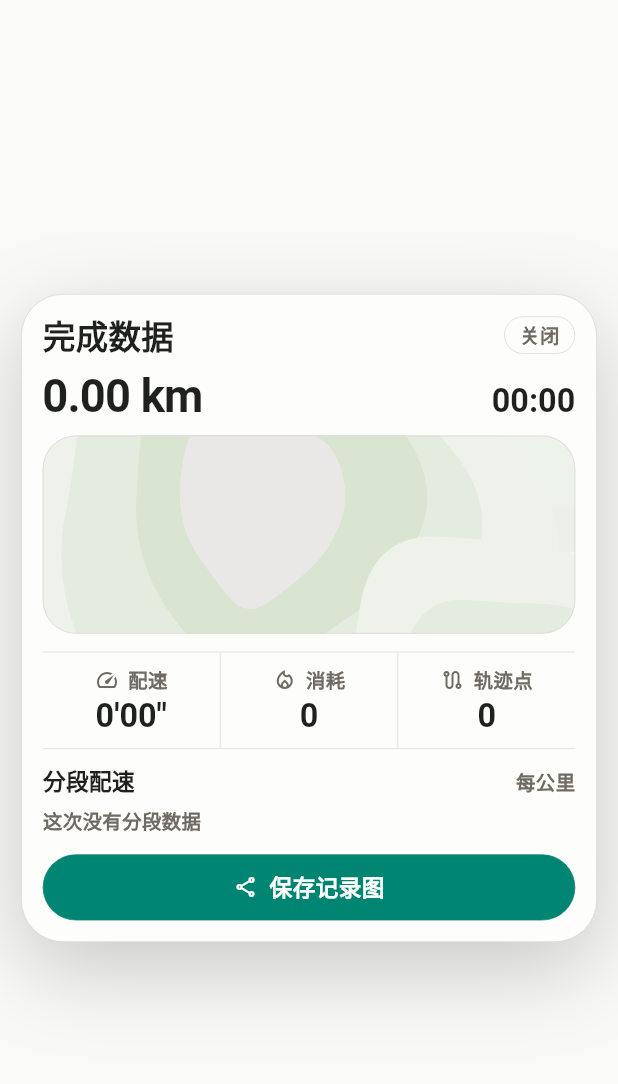
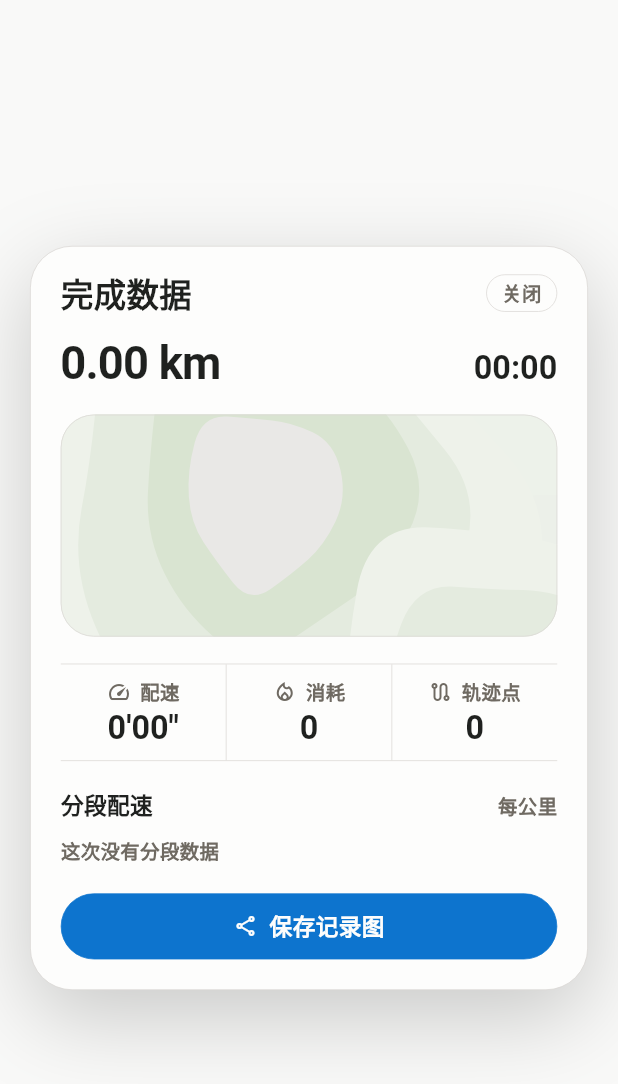
Before and after one commit to dangxinxing090-svg/daily-run, a Flutter app: the _ResultDialog widget shown alone on an empty page, opened directly with empty values, on a phone screen of 412 x 824 dp. Shown: the top 1084 px of the screen. Run offline on Flutter 3.47's test engine with Material 3 defaults, Android fonts, the phone set to English and light mode, and no system bars; our stand-ins replace audioplayers, geolocator, sqflite; missing offline and left inert: gal; accounts and stored records are empty.

Commit message:
改湖蓝主色并引入青瓷第二色，放宽页边距与弹层间距

```diff
--- a/app/lib/run_app.dart
+++ b/app/lib/run_app.dart
@@ -516,7 +516,7 @@ class _AppShellState extends State<AppShell> {
 /* ---------------- 色块地形页面骨架 ---------------- */
 
 const double _gap = 15;
-const double _pagePad = 14;
+const double _pagePad = 21;
 
 const List<String> _monthCn = [
   '一月',
@@ -680,6 +680,7 @@ class _StatCell extends StatelessWidget {
   final String value;
   final double? number;
   final String Function(double value)? format;
+  final int? tint;
 
   const _StatCell({
     required this.icon,
@@ -687,6 +688,7 @@ class _StatCell extends StatelessWidget {
     required this.value,
     this.number,
     this.format,
+    this.tint,
   });
 
   @override
@@ -698,7 +700,7 @@ class _StatCell extends StatelessWidget {
       child: Column(
         mainAxisAlignment: MainAxisAlignment.center,
         children: [
-          _iconLabel(icon, label),
+          _iconLabel(icon, label, color: tint ?? AppPalette.sand11),
           const SizedBox(height: 4),
           FittedBox(
             fit: BoxFit.scaleDown,
@@ -1356,6 +1358,7 @@ class _TodayPage extends StatelessWidget {
                       cells: [
                         _StatCell(
                           icon: Icons.check_circle_outline,
+                          tint: AppPalette.accent,
                           label: '连续',
                           value: '$streak 天',
                           number: streak.toDouble(),
@@ -1363,6 +1366,7 @@ class _TodayPage extends StatelessWidget {
                         ),
                         _StatCell(
                           icon: Icons.straighten,
+                          tint: AppPalette.perform,
                           label: '本月',
                           value: '${monthKm.toStringAsFixed(1)} km',
                           number: monthKm,
@@ -1370,6 +1374,7 @@ class _TodayPage extends StatelessWidget {
                         ),
                         _StatCell(
                           icon: Icons.calendar_month_outlined,
+                          tint: AppPalette.perform,
                           label: '打卡',
                           value: '$monthCount 次',
                           number: monthCount.toDouble(),
@@ -1836,7 +1841,7 @@ class _HistoryPage extends StatelessWidget {
     return Container(
       color: _c(AppPalette.sand2),
       child: SingleChildScrollView(
-        padding: const EdgeInsets.fromLTRB(_pagePad, _pagePad, _pagePad, 24),
+        padding: const EdgeInsets.fromLTRB(_pagePad, _pagePad, _pagePad, 28),
         child: Column(
           crossAxisAlignment: CrossAxisAlignment.stretch,
           children: [
@@ -1846,6 +1851,7 @@ class _HistoryPage extends StatelessWidget {
               cells: [
                 _StatCell(
                   icon: Icons.straighten,
+                  tint: AppPalette.perform,
                   label: '本月里程',
                   value: '${monthKm.toStringAsFixed(1)} km',
                   number: monthKm,
@@ -1853,6 +1859,7 @@ class _HistoryPage extends StatelessWidget {
                 ),
                 _StatCell(
                   icon: Icons.calendar_month_outlined,
+                  tint: AppPalette.perform,
                   label: '打卡次数',
                   value: '$monthCount 次',
                   number: monthCount.toDouble(),
@@ -2168,11 +2175,11 @@ class _SplitBars extends StatelessWidget {
                   Container(
                     height: 22 + (shown[i] - lo) / span * 24,
                     decoration: BoxDecoration(
-                      color: _c(AppPalette.accentSoft),
+                      color: _c(AppPalette.performEdge),
                       borderRadius: BorderRadius.circular(8),
                       border: Border.all(
                           width: AppRules.hairline,
-                          color: _c(AppPalette.accentEdge)),
+                          color: _c(AppPalette.performEdge)),
                     ),
                   ),
                   const SizedBox(height: 4),
@@ -2191,14 +2198,15 @@ class _SplitBars extends StatelessWidget {
 
 Widget _dialogShell(BuildContext context,
     {required String title, required Widget child}) {
-  final maxH = MediaQuery.sizeOf(context).height * 0.88;
+  final screenH = MediaQuery.sizeOf(context).height;
+  final maxH = screenH * 0.92;
   return Center(
     child: Padding(
-      padding: const EdgeInsets.symmetric(horizontal: 14),
+      padding: const EdgeInsets.symmetric(horizontal: 20),
       child: ConstrainedBox(
         constraints: BoxConstraints(maxWidth: 440, maxHeight: maxH),
         child: Container(
-          padding: const EdgeInsets.all(14),
+          padding: const EdgeInsets.fromLTRB(20, 18, 20, 20),
           decoration: BoxDecoration(
             color: _c(AppPalette.sand1),
             borderRadius: BorderRadius.circular(AppRules.dialogRadius),
@@ -2239,7 +2247,7 @@ Widget _dialogShell(BuildContext context,
                     ),
                   ],
                 ),
-                const SizedBox(height: 12),
+                const SizedBox(height: 18),
                 child,
               ],
             ),
@@ -2512,9 +2520,12 @@ class _ResultDialog extends StatelessWidget {
                     style: _num(20, 600, AppPalette.sand12)),
               ],
             ),
-            const SizedBox(height: 10),
-            SizedBox(height: 132, child: TerrainMap(points: session.points)),
-            const SizedBox(height: 12),
+            const SizedBox(height: 18),
+            SizedBox(
+              height: MediaQuery.sizeOf(context).height < 700 ? 112 : 148,
+              child: TerrainMap(points: session.points),
+            ),
+            const SizedBox(height: 18),
             _StatBar(
               card: false,
               cells: [
@@ -2532,7 +2543,7 @@ class _ResultDialog extends StatelessWidget {
                     value: '${session.points.length}'),
               ],
             ),
-            const SizedBox(height: 12),
+            const SizedBox(height: 20),
             Row(
               crossAxisAlignment: CrossAxisAlignment.baseline,
               textBaseline: TextBaseline.alphabetic,
@@ -2542,9 +2553,9 @@ class _ResultDialog extends StatelessWidget {
                 Text('每公里', style: _txt(12, 500, _c(AppPalette.sand11))),
               ],
             ),
-            const SizedBox(height: 10),
+            const SizedBox(height: 14),
             _SplitBars(seconds: [for (final s in session.splits) s.seconds]),
-            const SizedBox(height: 14),
+            const SizedBox(height: 20),
             _Pill(
                 label: '保存记录图',
                 icon: Icons.share_outlined,
@@ -2584,9 +2595,12 @@ class _SessionDialog extends StatelessWidget {
             const SizedBox(height: 6),
             Text('${(session.distanceMeters / 1000).toStringAsFixed(2)} km',
                 style: _num(28, 600, AppPalette.accent)),
-            const SizedBox(height: 10),
-            SizedBox(height: 130, child: TerrainMap(points: session.points)),
-            const SizedBox(height: 12),
+            const SizedBox(height: 18),
+            SizedBox(
+              height: MediaQuery.sizeOf(context).height < 700 ? 112 : 148,
+              child: TerrainMap(points: session.points),
+            ),
+            const SizedBox(height: 18),
             _StatBar(
               card: false,
               cells: [
@@ -2604,9 +2618,9 @@ class _SessionDialog extends StatelessWidget {
                     value: '${session.points.length}'),
               ],
             ),
-            const SizedBox(height: 12),
+            const SizedBox(height: 14),
             _SplitBars(seconds: [for (final s in session.splits) s.seconds]),
-            const SizedBox(height: 12),
+            const SizedBox(height: 20),
             _Pill(
                 label: '生成记录图',
                 icon: Icons.share_outlined,
--- a/app/lib/theme.dart
+++ b/app/lib/theme.dart
@@ -8,11 +8,18 @@ class AppPalette {
   static const int slate11 = 0xFF60646C;
   static const int slate12 = 0xFF1C2024;
 
-  // 主色：青瓷。换配色只改这四行：实色填充、轨迹强调、浅底、描边。
-  static const int accent = 0xFF008573;
-  static const int accentStrong = 0xFF12A594;
-  static const int accentSoft = 0xFFE0F8F3;
-  static const int accentEdge = 0xFFA1DED2;
+  // 主色：湖蓝。换配色只改这四行：实色填充、轨迹强调、浅底、描边。
+  static const int accent = 0xFF0D74CE;
+  static const int accentStrong = 0xFF0090FF;
+  static const int accentSoft = 0xFFE6F4FE;
+  static const int accentEdge = 0xFFACD8FC;
+
+  // 第二色：青瓷。只给「成绩类」信息用，配速曲线、分段柱、打卡与连续天数，
+  // 和主色的路线/按钮分开，界面才有层次，不会一片蓝。
+  static const int perform = 0xFF008573;
+  static const int performStrong = 0xFF12A594;
+  static const int performSoft = 0xFFE0F8F3;
+  static const int performEdge = 0xFFA1DED2;
 
   // 色块地形版：Radix sand 灰阶做纸面与文字，sage 做地形色块，主色只给轨迹与主按钮。
   static const int sand1 = 0xFFFDFDFC;
--- a/app/tool/verify.dart
+++ b/app/tool/verify.dart
@@ -157,8 +157,8 @@ Future<void> main() async {
   check('会话可存可取', repo.sessions.length == 1);
 
   check('色板与排版常量齐备',
-      AppPalette.accent == 0xFF008573 &&
-          AppPalette.accentStrong == 0xFF12A594 &&
+      AppPalette.accent == 0xFF0D74CE &&
+          AppPalette.perform == 0xFF008573 &&
           AppType.display == 76 &&
           AppRules.hairline == 0.5 &&
           AppCut.skewX < 0);
```
Also changed, not shown: app/lib/widgets/terrain.dart (+6 -6 lines), design-demos/t14-big-dialog.png (added), design-demos/t14-big-history.png (added), design-demos/t14-big-live.png (added), design-demos/t14-big-today.png (added), design-demos/t14-narrow-dialog.png (added), design-demos/t14-narrow-live.png (added), design-demos/t14-narrow-today.png (added), 1 other file.
